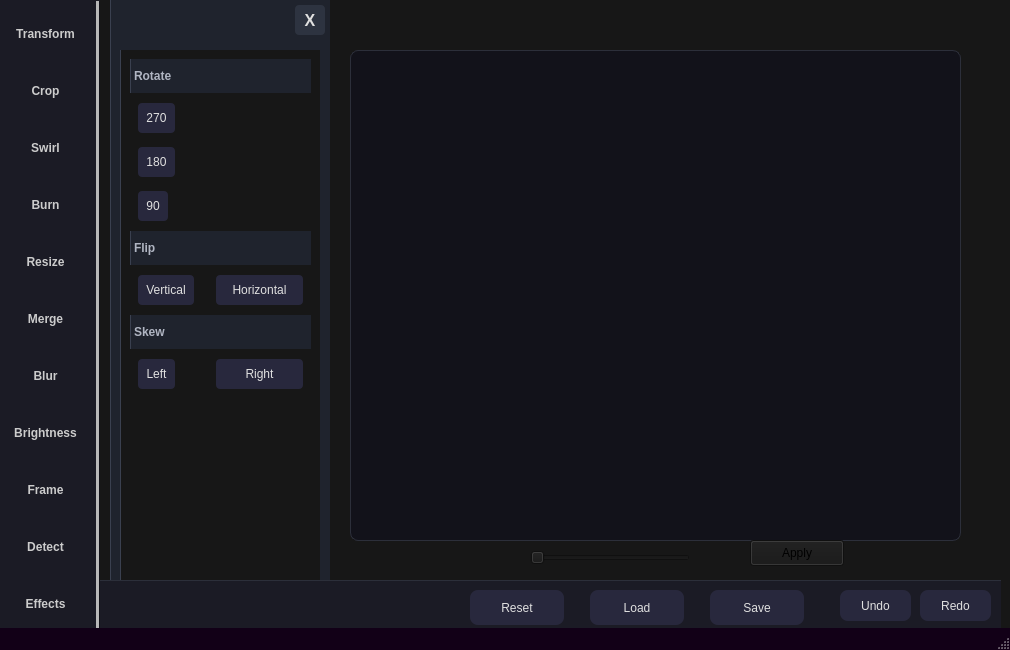
This is mainwindow.ui in Abdelhamid-El-rashidy/RGBit as Qt 5 draws it before an edit. The edited form follows.
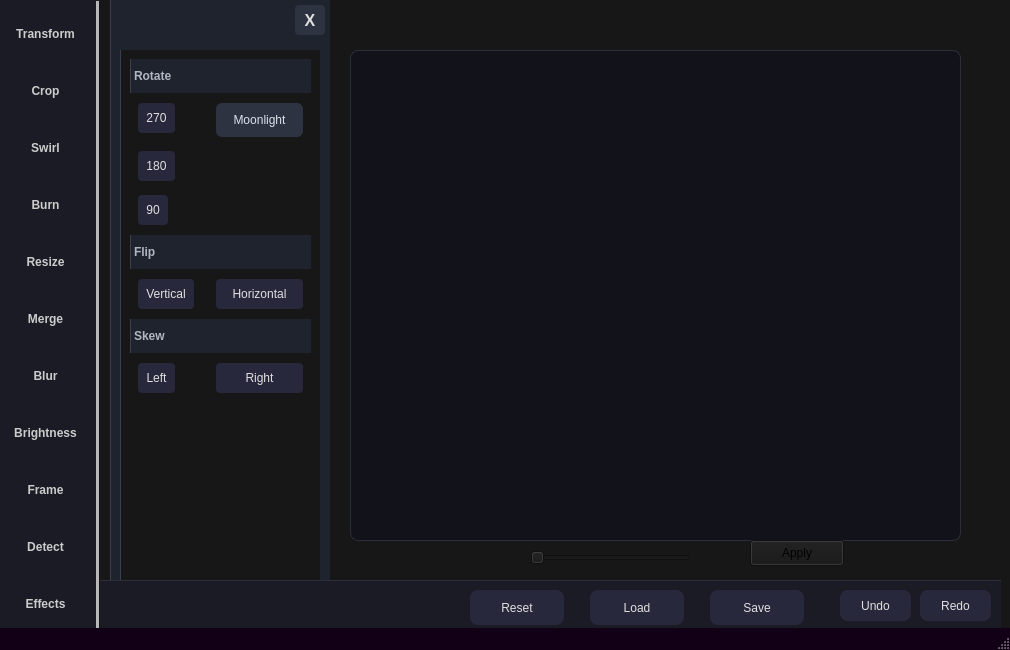
This is the edited form. Custom widgets are drawn as their Qt base class.

Commit message: adding Moonlight filter

```diff
--- a/mainwindow.ui
+++ b/mainwindow.ui
@@ -1321,6 +1321,37 @@
          </property>
         </widget>
        </item>
+       <item row="1" column="1">
+        <widget class="QPushButton" name="moon">
+         <property name="styleSheet">
+          <string notr="true">QFrame#mainbar {
+          background-color: #1A1A22; /* Slightly updated dark background */
+          border-left: 1px solid #2c2f3a;
+          }
+          QFrame#mainbar QPushButton {
+          color: #CCCCCC; /* Lighter text for contrast */
+          background-color: transparent;
+          border: none;
+          padding: 10px 0; /* Align text neatly */
+          font-weight: 500;
+          }
+          QFrame#mainbar QPushButton:hover {
+          background-color: #2D2D35; /* Simulates depth/shadow */
+          color: #00BCD4; /* Modern Teal Accent */
+          border-left: 3px solid #00BCD4; /* Modern &quot;selected&quot; indicator */
+          }
+          QFrame#mainbar QPushButton:checked {
+          background-color: #3949AB; /* Deep Indigo Active State */
+          color: white;
+          border-radius: 0; /* Remove radius for sharper, modern look */
+          border-left: 3px solid #00BCD4; /* Maintain accent line */
+          }</string>
+         </property>
+         <property name="text">
+          <string>Moonlight</string>
+         </property>
+        </widget>
+       </item>
       </layout>
      </widget>
     </widget>
```
The commit also changes 4 other files.
